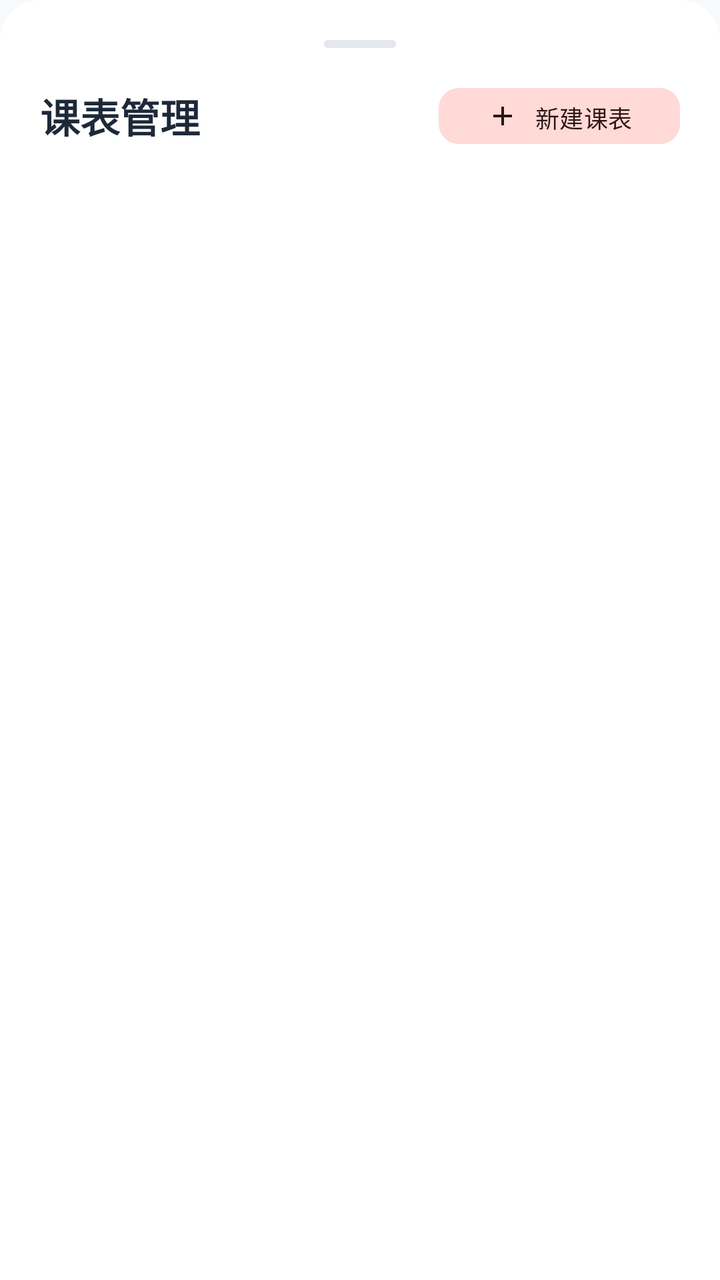
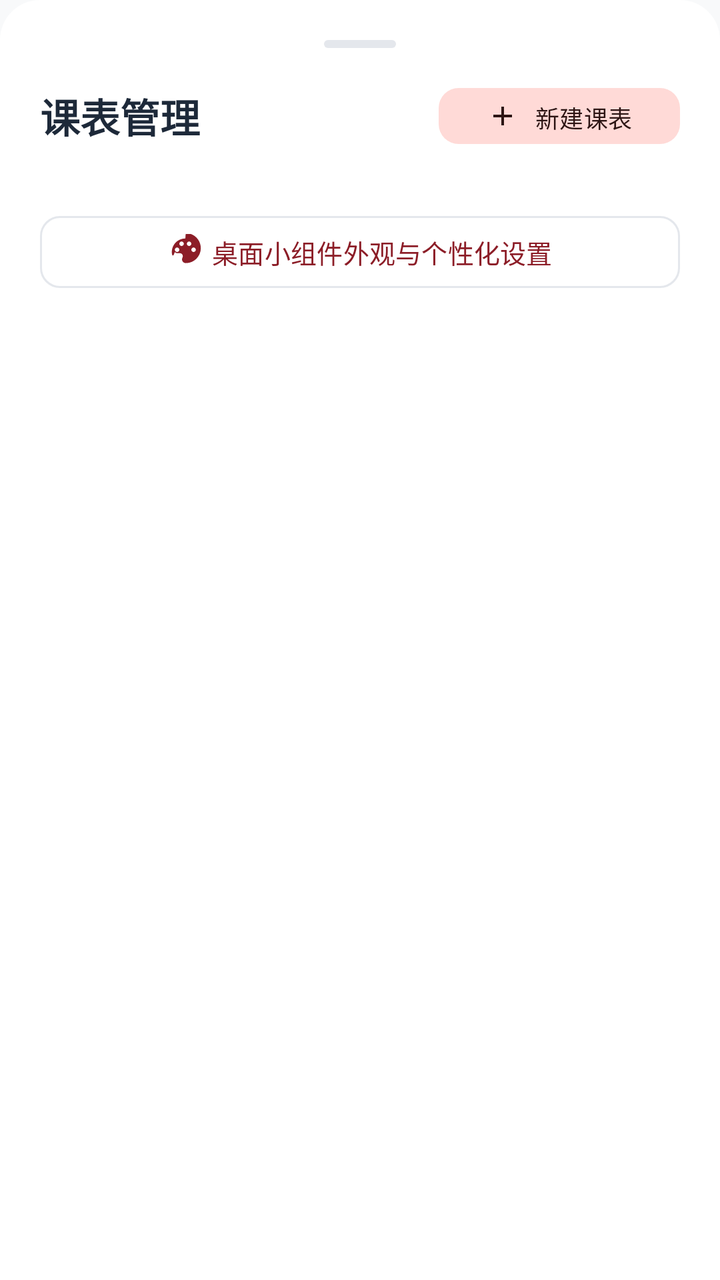

Compare the two renders of this Android layout. The source of the first and the diff that turns it into the second are given below.
<!-- AndroidManifest.xml: application theme Theme.UsstJwgl -->
<!-- res/layout/bottom_sheet_schedule_manager.xml -->
<?xml version="1.0" encoding="utf-8"?>
<LinearLayout xmlns:android="http://schemas.android.com/apk/res/android"
    xmlns:app="http://schemas.android.com/apk/res-auto"
    android:layout_width="match_parent"
    android:layout_height="wrap_content"
    android:orientation="vertical"
    android:background="@drawable/bottom_sheet_bg"
    android:padding="20dp">

    <View
        android:layout_width="36dp"
        android:layout_height="4dp"
        android:layout_gravity="center_horizontal"
        android:layout_marginBottom="16dp"
        android:background="@drawable/drag_handle" />

    <LinearLayout
        android:layout_width="match_parent"
        android:layout_height="wrap_content"
        android:gravity="center_vertical"
        android:orientation="horizontal">

        <TextView
            android:layout_width="0dp"
            android:layout_height="wrap_content"
            android:layout_weight="1"
            android:text="课表管理"
            android:textColor="@color/text_primary"
            android:textSize="20sp"
            android:textStyle="bold" />

        <com.google.android.material.button.MaterialButton
            android:id="@+id/btnCreateBlankTable"
            style="@style/Widget.Material3.Button.TonalButton"
            android:layout_width="wrap_content"
            android:layout_height="36dp"
            android:text="新建课表"
            android:textSize="12sp"
            app:cornerRadius="10dp"
            app:icon="@drawable/ic_add"
            app:iconGravity="textStart"
            app:iconSize="16dp" />
    </LinearLayout>

    <androidx.recyclerview.widget.RecyclerView
        android:id="@+id/rvScheduleList"
        android:layout_width="match_parent"
        android:layout_height="wrap_content"
        android:layout_marginTop="12dp"
        android:nestedScrollingEnabled="false" />

</LinearLayout>
<!-- resources referenced by this layout -->
<resources>
  <color name="text_primary">#1D2939</color>
  <!-- drawable bottom_sheet_bg (drawable) -->
  <?xml version="1.0" encoding="utf-8"?>
  <shape xmlns:android="http://schemas.android.com/apk/res/android"
      android:shape="rectangle">
      <solid android:color="@color/surface" />
      <corners
          android:topLeftRadius="20dp"
          android:topRightRadius="20dp"
          android:bottomLeftRadius="0dp"
          android:bottomRightRadius="0dp" />
  </shape>
  <!-- drawable drag_handle (drawable) -->
  <?xml version="1.0" encoding="utf-8"?>
  <shape xmlns:android="http://schemas.android.com/apk/res/android">
      <solid android:color="@color/border" />
      <corners android:radius="2dp" />
  </shape>
  <!-- drawable ic_add (drawable) -->
  <vector xmlns:android="http://schemas.android.com/apk/res/android"
      android:width="24dp"
      android:height="24dp"
      android:viewportWidth="24"
      android:viewportHeight="24">
    <path
        android:fillColor="#FF000000"
        android:pathData="M19,13h-6v6h-2v-6H5v-2h6V5h2v6h6v2z"/>
  </vector>
  <style name="Theme.UsstJwgl" parent="Theme.Material3.DayNight.NoActionBar">
          <item name="colorPrimary">@color/primary</item>
          <item name="colorOnPrimary">@color/on_primary</item>
          <item name="colorPrimaryContainer">@color/primary_container</item>
          <item name="colorOnPrimaryContainer">@color/on_primary_container</item>
  
          <item name="colorSecondary">@color/secondary</item>
          <item name="colorSecondaryContainer">@color/secondary_container</item>
          <item name="colorOnSecondaryContainer">@color/on_secondary_container</item>
  
          <item name="android:statusBarColor">@android:color/transparent</item>
          <item name="android:windowLightStatusBar">true</item>
          <item name="android:navigationBarColor">@android:color/transparent</item>
          <item name="android:windowLightNavigationBar" tools:targetApi="o_mr1">true</item>
          <item name="android:windowBackground">@color/background</item>
  
          
          <item name="bottomNavigationStyle">@style/Widget.Material3.BottomNavigationView</item>
  
          
          <item name="materialCardViewStyle">@style/Widget.Material3.CardView.Outlined</item>
          <item name="android:forceDarkAllowed" tools:targetApi="q">false</item>
      </style>
  <color name="surface">#FFFFFF</color>
  <color name="border">#E4E7EC</color>
  <color name="primary">#8C1D27</color>
  <color name="on_primary">#FFFFFF</color>
  <color name="primary_container">#FFDAD8</color>
  <color name="on_primary_container">#3B080E</color>
  <color name="secondary">#775654</color>
  <color name="secondary_container">#FFDAD7</color>
  <color name="on_secondary_container">#2C1514</color>
  <color name="background">#F8F9FA</color>
</resources>

<!-- the commit's change to res/layout/bottom_sheet_schedule_manager.xml (unified diff, before → after) -->
@@ -49,4 +49,20 @@
         android:layout_marginTop="12dp"
         android:nestedScrollingEnabled="false" />
 
+    <com.google.android.material.button.MaterialButton
+        android:id="@+id/btnOpenWidgetConfig"
+        style="@style/Widget.Material3.Button.OutlinedButton"
+        android:layout_width="match_parent"
+        android:layout_height="44dp"
+        android:layout_marginTop="16dp"
+        android:text="桌面小组件外观与个性化设置"
+        android:textColor="@color/primary"
+        android:textSize="13sp"
+        app:cornerRadius="10dp"
+        app:icon="@drawable/ic_palette"
+        app:iconGravity="textStart"
+        app:iconSize="18dp"
+        app:iconTint="@color/primary"
+        app:strokeColor="@color/border" />
+
 </LinearLayout>
<!-- resource entries referenced after the edit -->
@@ -27,6 +27,16 @@
     <path
         android:fillColor="#FF000000"
         android:pathData="M19,13h-6v6h-2v-6H5v-2h6V5h2v6h6v2z"/>
+  </vector>
+  <!-- drawable ic_palette (drawable) -->
+  <vector xmlns:android="http://schemas.android.com/apk/res/android"
+      android:width="24dp"
+      android:height="24dp"
+      android:viewportWidth="24"
+      android:viewportHeight="24">
+    <path
+        android:fillColor="@color/text_primary"
+        android:pathData="M12,3c-4.97,0 -9,4.03 -9,9 0,2.12 0.74,4.07 1.97,5.61e-4 0.38,0.47 0.95,0.76 1.57,0.76h1.79c1.1,0 2,0.9 2,2 0,0.35 -0.09,0.67 -0.24,0.96 -0.19,0.36 -0.3,0.76 -0.3,1.18 0,1.38 1.12,2.5 2.5,2.5 5.52,0 10,-4.48 10,-10 0,-5.52 -4.48,-10 -10,-10zM6.5,12c-0.83,0 -1.5,-0.67 -1.5,-1.5S5.67,9 6.5,9 8,9.67 8,10.5 7.33,12 6.5,12zM9.5,8C8.67,8 8,7.33 8,6.5S8.67,5 9.5,5s1.5,0.67 1.5,1.5S10.33,8 9.5,8zM14.5,8c-0.83,0 -1.5,-0.67 -1.5,-1.5S13.67,5 14.5,5s1.5,0.67 1.5,1.5S15.33,8 14.5,8zM17.5,12c-0.83,0 -1.5,-0.67 -1.5,-1.5s0.67,-1.5 1.5,-1.5 1.5,0.67 1.5,1.5 -0.67,1.5 -1.5,1.5z"/>
   </vector>
   <style name="Theme.UsstJwgl" parent="Theme.Material3.DayNight.NoActionBar">
           <item name="colorPrimary">@color/primary</item>
